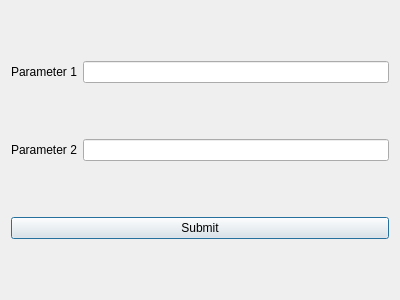
This is mkdialog.ui in MATF-RS19/RS018-miniknime as Qt 5 draws it before an edit. The edited form follows.
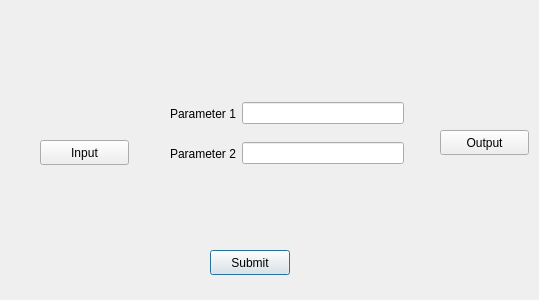
This is the edited form.

Commit message: Working on forms for nodes

The edit to the form file:
```diff
--- a/mkdialog.ui
+++ b/mkdialog.ui
@@ -6,15 +6,61 @@
    <rect>
     <x>0</x>
     <y>0</y>
-    <width>400</width>
+    <width>539</width>
     <height>300</height>
    </rect>
   </property>
   <property name="windowTitle">
    <string>Dialog</string>
   </property>
-  <layout class="QVBoxLayout" name="verticalLayout">
-   <item>
+  <widget class="QPushButton" name="submitButton">
+   <property name="geometry">
+    <rect>
+     <x>210</x>
+     <y>250</y>
+     <width>80</width>
+     <height>25</height>
+    </rect>
+   </property>
+   <property name="text">
+    <string>Submit</string>
+   </property>
+  </widget>
+  <widget class="QPushButton" name="inputButton">
+   <property name="geometry">
+    <rect>
+     <x>40</x>
+     <y>140</y>
+     <width>89</width>
+     <height>25</height>
+    </rect>
+   </property>
+   <property name="text">
+    <string>Input</string>
+   </property>
+  </widget>
+  <widget class="QPushButton" name="outputButton">
+   <property name="geometry">
+    <rect>
+     <x>440</x>
+     <y>130</y>
+     <width>89</width>
+     <height>25</height>
+    </rect>
+   </property>
+   <property name="text">
+    <string>Output</string>
+   </property>
+  </widget>
+  <widget class="QWidget" name="">
+   <property name="geometry">
+    <rect>
+     <x>170</x>
+     <y>100</y>
+     <width>234</width>
+     <height>27</height>
+    </rect>
+   </property>
     <layout class="QHBoxLayout" name="horizontalLayout">
      <item>
       <widget class="QLabel" name="label">
@@ -27,8 +73,16 @@
       <widget class="QLineEdit" name="lineEdit"/>
      </item>
     </layout>
-   </item>
-   <item>
+  </widget>
+  <widget class="QWidget" name="">
+   <property name="geometry">
+    <rect>
+     <x>170</x>
+     <y>140</y>
+     <width>234</width>
+     <height>27</height>
+    </rect>
+   </property>
     <layout class="QHBoxLayout" name="horizontalLayout_2">
      <item>
       <widget class="QLabel" name="label_2">
@@ -41,15 +95,7 @@
       <widget class="QLineEdit" name="lineEdit_2"/>
      </item>
     </layout>
-   </item>
-   <item>
-    <widget class="QPushButton" name="submitButton">
-     <property name="text">
-      <string>Submit</string>
-     </property>
-    </widget>
-   </item>
-  </layout>
+  </widget>
  </widget>
  <resources/>
  <connections/>
```
Lines whose indentation alone changed are shown as unchanged. The commit also changes 1 other file.
